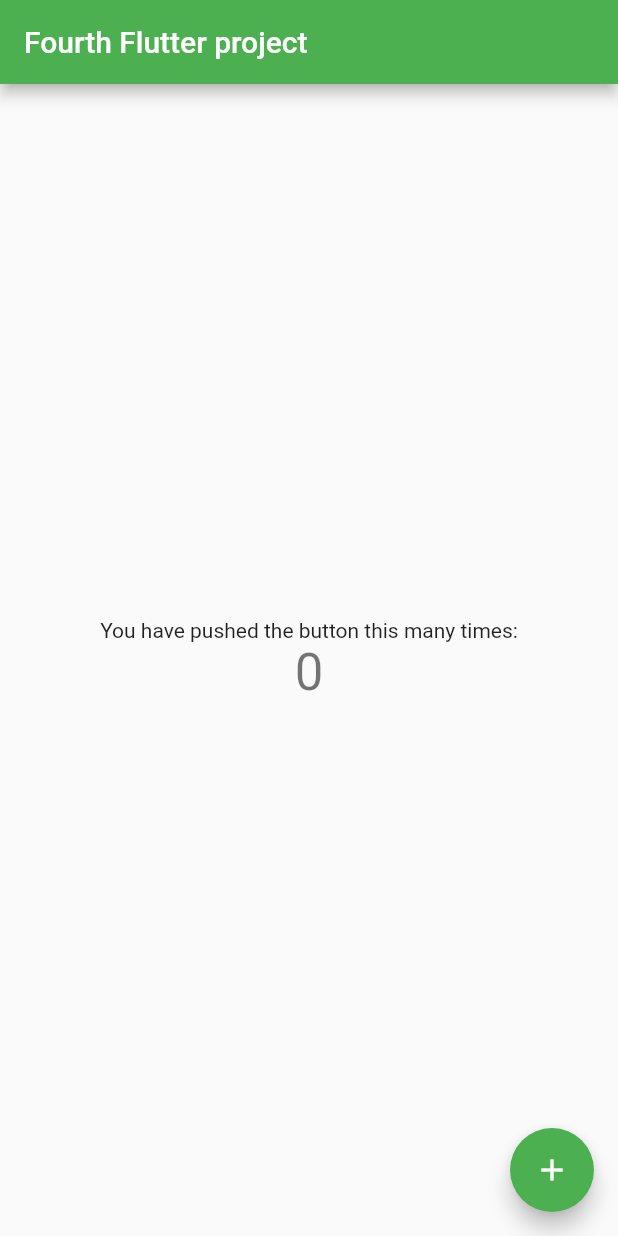
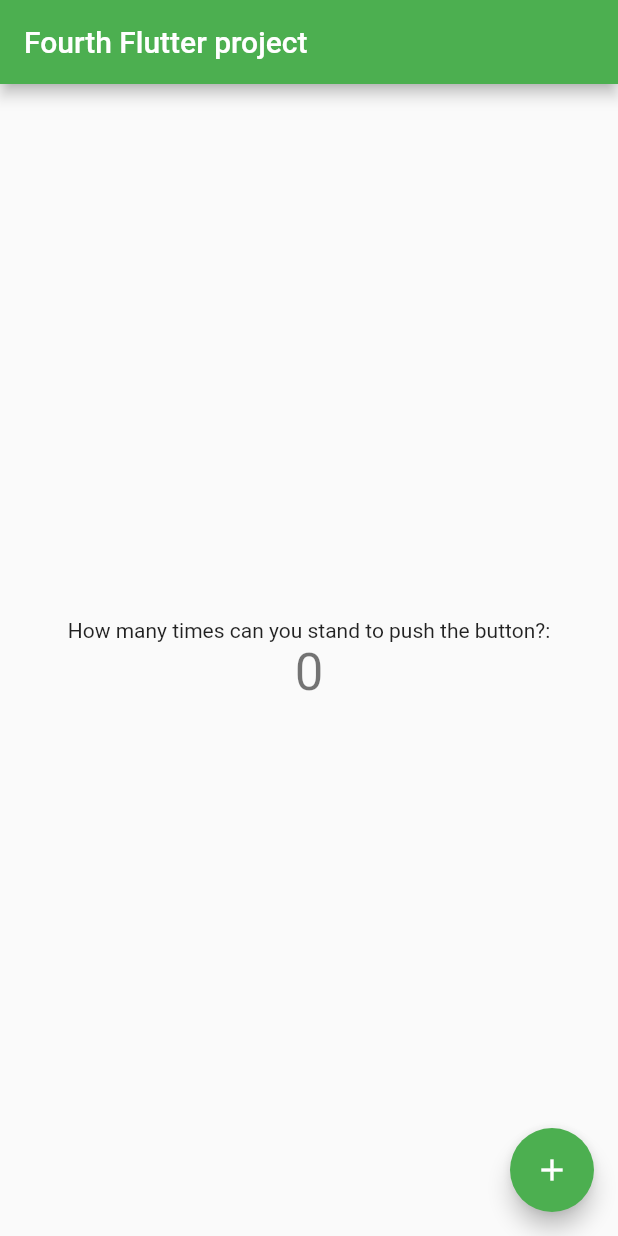
Before and after one commit to SouthpawCurveConcepts/flutter_application_4, a Flutter app: the screen it shows after launch, on a phone screen of 412 x 824 dp. Run offline on Flutter 3.47's test engine with Material 2 defaults, Android fonts, the phone set to English and light mode, and no system bars.

Commit message:
2. Changed text and color

```diff
--- a/lib/main.dart
+++ b/lib/main.dart
@@ -96,7 +96,7 @@ class _MyHomePageState extends State<MyHomePage> {
           mainAxisAlignment: MainAxisAlignment.center,
           children: <Widget>[
             const Text(
-              'You have pushed the button this many times:',
+              'How many times can you stand to push the button?:',
             ),
             Text(
               '$_counter',
```
